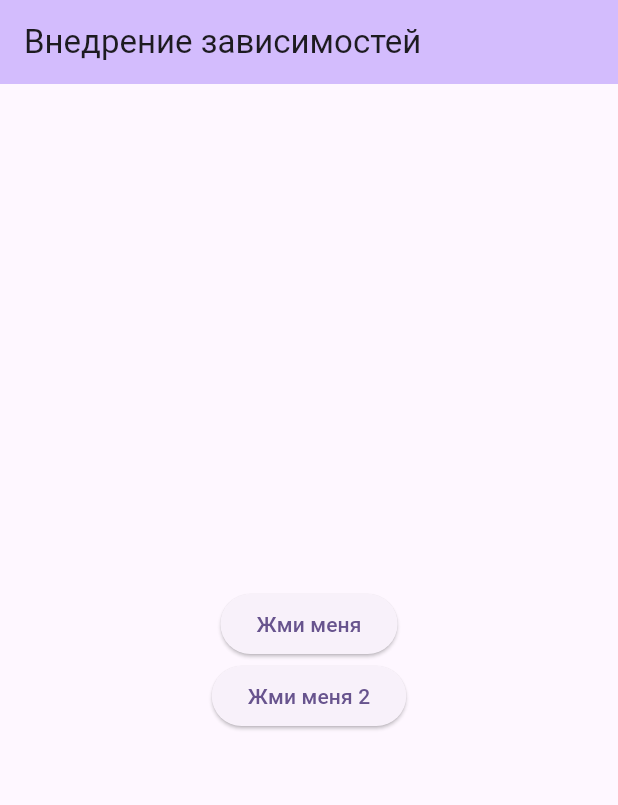
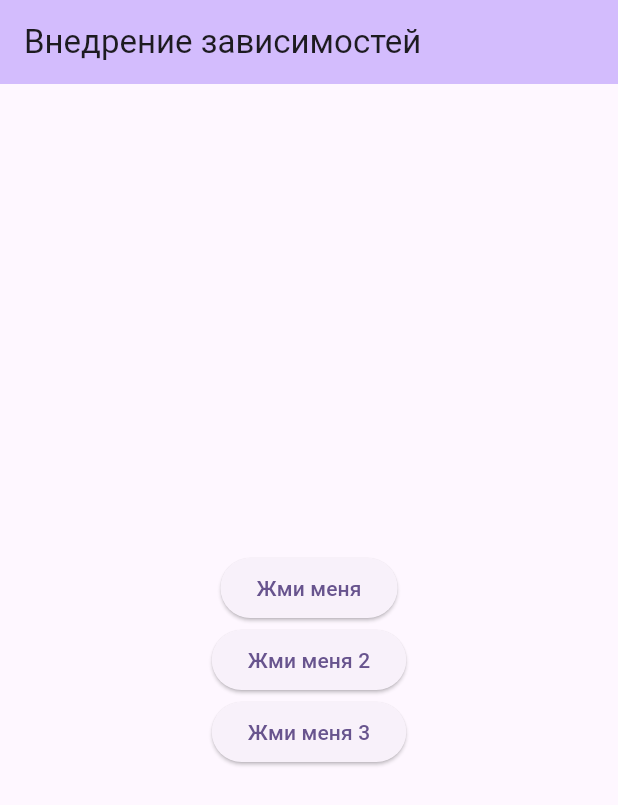
Before and after one commit to BolgovArt/flutter_ped_di, a Flutter app: the screen it shows after launch, on a phone screen of 412 x 824 dp. Shown: the top 805 px of the screen. Run offline on Flutter 3.47's test engine with Material 3 defaults, Android fonts, the light colour scheme and no system bars; our stand-ins replace get_it, shared_preferences.

Commit message:
пакет get_it. часть 2

```diff
--- a/lib/main_navigation.dart
+++ b/lib/main_navigation.dart
@@ -1,5 +1,4 @@
 import 'package:flutter/material.dart';
-// import 'package:flutter_ped_di/factories/di_container.dart';
 import 'package:flutter_ped_di/ui/widgets/my_app.dart';
 import 'package:get_it/get_it.dart';
 
@@ -7,10 +6,9 @@ class MainNavigationRouteNames {
   static const example = '/';
 }
 
-// [1]:
 abstract class ScreenFactory {
   Widget makeExampleScreen();
-} // --> [2]
+}
 
 class MainNavigationDefault implements MainNavigation {
   final screenFactory = GetIt.instance<ScreenFactory>();
@@ -19,7 +17,6 @@ class MainNavigationDefault implements MainNavigation {
   Map<String, Widget Function(BuildContext)> makeRoutes() =>
     <String, Widget Function(BuildContext)>{
       MainNavigationRouteNames.example: (_) => screenFactory.makeExampleScreen()
-      // MainNavigationRouteNames.example: (_) => ServiceLocator.instance.makeExampleScreen()
     };
 
    @override
--- a/lib/ui/widgets/calculator_service.dart
+++ b/lib/ui/widgets/calculator_service.dart
@@ -1,4 +1,3 @@
-// import 'package:flutter_ped_di/factories/di_container.dart';
 import 'package:flutter_ped_di/ui/widgets/summator.dart';
 import 'package:get_it/get_it.dart';
 
@@ -6,7 +5,6 @@ enum CalculatorServiceOperation {summ}
 
 class CalculatorService {
   final summator = GetIt.instance<Summator>();
-  // final Summator summator = ServiceLocator.instance.makeSummator();
   CalculatorService();
 
   int calculate(int a, int b, CalculatorServiceOperation operation) {
--- a/lib/ui/widgets/example_view_model.dart
+++ b/lib/ui/widgets/example_view_model.dart
@@ -1,14 +1,11 @@
-// import 'package:flutter_ped_di/factories/di_container.dart';
 import 'package:flutter_ped_di/ui/widgets/calculator_service.dart';
 import 'package:flutter_ped_di/ui/widgets/example_widget.dart';
 import 'package:get_it/get_it.dart';
 
 class ExampleCalcViewModel implements ExampleWidgetModel{
   final calculatorService = GetIt.instance<CalculatorService>();
-  // final CalculatorService calculatorService = ServiceLocator.instance.makeCalculatorService();
 
   ExampleCalcViewModel();
-
 
   void onPressMe() {
     final result = calculatorService.calculate(1, 2, CalculatorServiceOperation.summ);
--- a/lib/ui/widgets/example_widget.dart
+++ b/lib/ui/widgets/example_widget.dart
@@ -1,5 +1,6 @@
 import 'package:flutter/material.dart';
-import 'package:provider/provider.dart';
+import 'package:flutter_ped_di/ui/widgets/example_view_model.dart';
+import 'package:get_it/get_it.dart';
 
 abstract class ExampleWidgetModel {
   void onPressMe();
@@ -11,7 +12,7 @@ class ExampleWidget extends StatelessWidget {
 
   @override
   Widget build(BuildContext context) {
-    final model = context.read<ExampleWidgetModel>();
+    final model = GetIt.instance<ExampleWidgetModel>();
     return Scaffold(
       appBar: AppBar(
         backgroundColor: Theme.of(context).colorScheme.inversePrimary,
@@ -33,6 +34,13 @@ class ExampleWidget extends StatelessWidget {
                 model.onPressMe2();
               },
             ),
+            ElevatedButton(        // при нажатии кнопки приложение на ходу меняет модель
+              child: const Text('Жми меня 3'),
+              onPressed: () {
+                GetIt.instance.unregister<ExampleWidgetModel>();
+                GetIt.instance.registerFactory<ExampleWidgetModel>(() => const ExamplePetViewModel());
+              },
+            ),
           ]
         ),
       ),
--- a/lib/ui/widgets/my_app.dart
+++ b/lib/ui/widgets/my_app.dart
@@ -1,9 +1,5 @@
 import 'package:flutter/material.dart';
-// import 'package:flutter_ped_di/factories/di_container.dart';
-import 'package:flutter_ped_di/ui/widgets/example_view_model.dart';
-import 'package:flutter_ped_di/ui/widgets/example_widget.dart';
 import 'package:get_it/get_it.dart';
-import 'package:provider/provider.dart';
 
 abstract class MainNavigation {
   Map<String, Widget Function(BuildContext)> makeRoutes();
@@ -13,14 +9,11 @@ abstract class MainNavigation {
 class MyApp extends StatelessWidget {
 
   final mainNavigation = GetIt.instance<MainNavigation>();
-  // final mainNavigation = ServiceLocator.instance.mainNavigation;
   MyApp({super.key});
 
   @override
   Widget build(BuildContext context) {
-    return Provider<ExampleWidgetModel>(
-      create: (_) => ExampleCalcViewModel(),
-      child: MaterialApp(
+    return MaterialApp(
       title: 'Flutter Demo',
       theme: ThemeData(
         colorScheme: ColorScheme.fromSeed(seedColor: Colors.deepPurple),
@@ -28,7 +21,6 @@ class MyApp extends StatelessWidget {
       ),
       routes: mainNavigation.makeRoutes(),
       onGenerateRoute: mainNavigation.onGenerateRoute,
-      ),
     );
   }
 }
--- a/pubspec.yaml
+++ b/pubspec.yaml
@@ -37,6 +37,7 @@ dependencies:
   cupertino_icons: ^1.0.8
   provider: ^6.1.2
   get_it: ^8.0.2
+  shared_preferences: ^2.3.3
 
 dev_dependencies:
   flutter_test:
```
Also changed, not shown: lib/factories/di_container.dart (+42 -40 lines), lib/main.dart (+5 -3 lines), pubspec.lock, 1 other file. Lines whose indentation alone changed are shown as unchanged.
